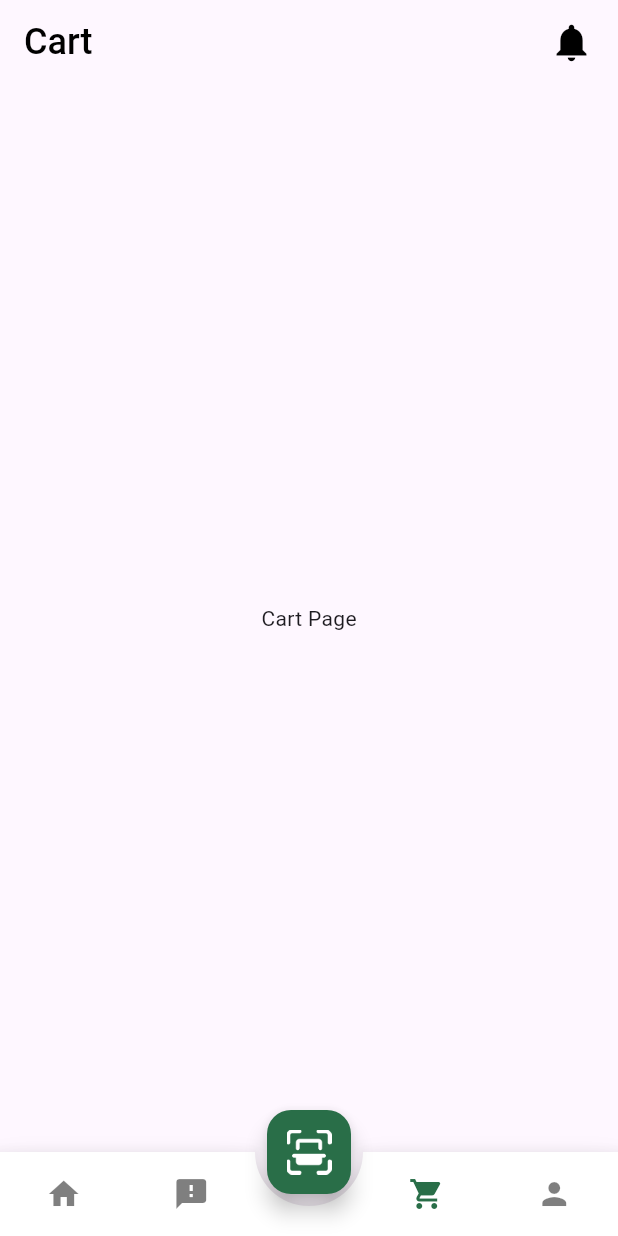
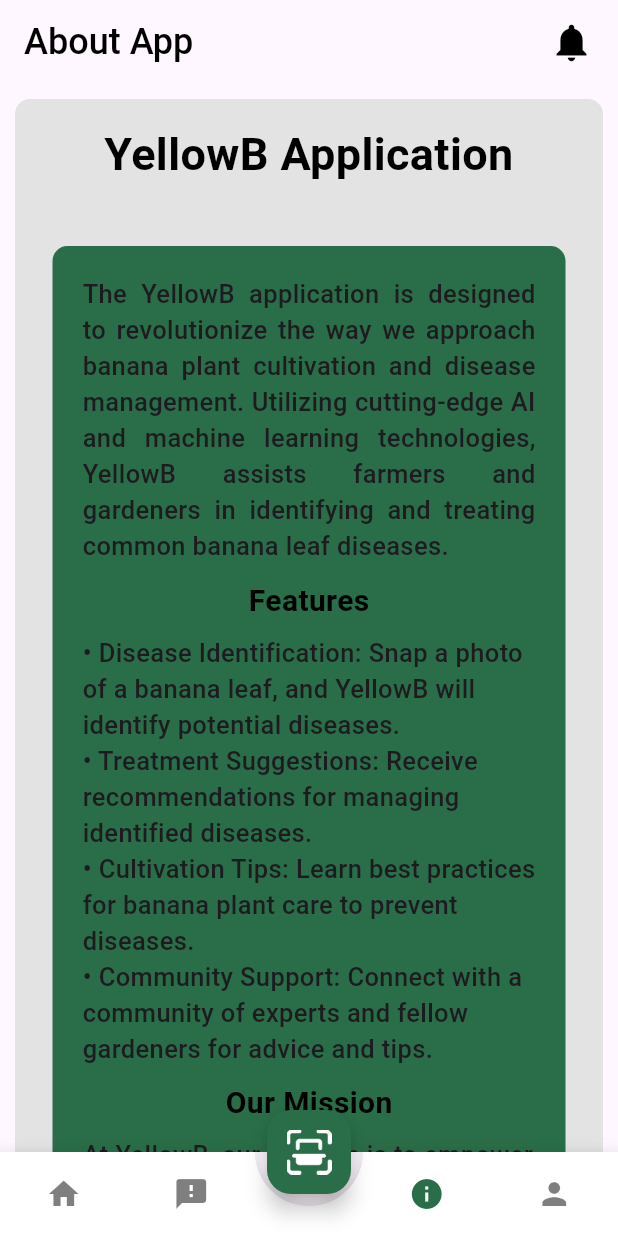
Before and after one commit to dinun0427/YellowB, a Flutter app: the RootPage screen opened directly, item 3 of the bottom bar chosen, on a phone screen of 412 x 824 dp. Run offline on Flutter 3.47's test engine with Material 3 defaults, Android fonts, the phone set to English and light mode, and no system bars; drawn by our look-alikes of animated_bottom_navigation_bar; our stand-ins replace image_picker, page_transition.

Commit message:
Created about app(info_page) and added control meassaurs and practices for classified disease

```diff
--- a/fyp_frontend/lib/models/plant.dart
+++ b/fyp_frontend/lib/models/plant.dart
@@ -1,76 +1,101 @@
 class Disease {
   final int diseaseId;
   final String cause;
-  final double rating;
-  final int humidity;
-  final String temperature;
+  final String culturalPractices;
+  final String chemicalControl;
+  final String nutrientManagement;
   final String diseaseName;
   final String imageURL;
-  bool isFavorated;
   final String decription;
-  bool isSelected;
 
-  Disease(
-      {required this.diseaseId,
+  Disease({
+    required this.diseaseId,
     required this.diseaseName,
     required this.cause,
-        required this.rating,
-        required this.humidity,
-        required this.temperature,
+    required this.culturalPractices,
+    required this.chemicalControl,
+    required this.nutrientManagement,
     required this.imageURL,
-        required this.isFavorated,
     required this.decription,
-        required this.isSelected});
+  });
 
   //List of Plants data
   static List<Disease> diseaseList = [
     Disease(
-        diseaseId: 0,
+      diseaseId: 1,
       diseaseName: 'Black Sigatoka',
-        cause: 'Black Sigatoka is a foliar disease of banana caused by the fungus Pseudocercospora fijiensis.',
-        rating: 4.5,
-        humidity: 34,
-        temperature: '23 - 34',
+      cause:
+          "Black Sigatoka is a foliar disease of banana caused by the fungus Pseudocercospora fijiensis.",
+      chemicalControl:
+          "Apply protective fungicides like mancozeb and systemic fungicides such as propiconazole, azoxystrobin, and difenoconazole according to recommended guidelines. It's crucial to rotate fungicides with different modes of action to prevent the development of resistance.\n\n- Fungicide applications are more effective when done at the early stages of disease development. A regular spraying schedule, based on the lifecycle of the disease and local weather conditions, is essential.",
+      culturalPractices:
+          "- Regularly remove infected leaves from the plant and farm. This reduces the amount of infectious material that can spread the disease. Ensure that the removed leaves are properly disposed of, preferably by burning or burying.\n\n- Plant banana plants at a proper distance to ensure good air circulation. This helps in reducing humidity around the leaves, making conditions less favorable for the disease.\n\n- Keep the plantation area clean from plant debris and weeds that can harbor the fungus.\n\n- Avoid overhead irrigation that wets the leaves and instead use drip or furrow irrigation to minimize leaf wetness.",
+      nutrientManagement:
+          "- A balanced application of NPK (Nitrogen, Phosphorus, Potassium) fertilizers can improve plant health and resistance to diseases. The exact formulation should be based on soil fertility tests.\n\n- Application of micronutrients like zinc, magnesium, and calcium can also enhance the plant's resistance to diseases. Foliar sprays of these nutrients can be beneficial.\n\n- Incorporating organic matter into the soil improves soil structure and fertility, supporting overall plant health and disease resistance.",
       imageURL: 'assets/images/blacksigatoka.png',
-        isFavorated: true,
       decription:
           "Black Sigatoka, caused by the fungus Mycosphaerella fijiensis, is a highly destructive leaf spot disease that significantly impacts banana cultivation worldwide. This disease is notorious for its ability to cause severe defoliation, which dramatically reduces the plant's photosynthetic capacity, thereby hindering growth and fruit development. Black Sigatoka manifests as small, streak-like lesions on the leaves, which evolve into larger necrotic areas with a characteristic black color. The disease cycle is accelerated by high humidity and warm temperatures, conditions prevalent in many of the world's banana-producing regions. Effective management of Black Sigatoka involves an integrated approach, including the use of resistant banana varieties, timely application of fungicides, and the adoption of cultural practices that reduce humidity around the foliage, such as proper spacing and pruning. Additionally, regular monitoring and removal of infected leaves can help in controlling the spread of the disease. Given its rapid spread and resistance to treatment, Black Sigatoka poses a significant challenge to sustainable banana production, necessitating ongoing research and adaptation of control measures.",
-        isSelected: false),
+    ),
     Disease(
-        diseaseId: 1,
+      diseaseId: 2,
       diseaseName: 'Cordana Leaf Spot',
-        cause: 'Medium',
-        rating: 4.8,
-        humidity: 56,
-        temperature: '19 - 22',
+      cause:
+          "Cordana leaf spot is primarily caused by the fungi Cordana musae (Zimm.) Höhn. and Kirramyces epicoccoides (Corda) Petr., which thrive in warm, humid environments.",
+      chemicalControl:
+          "- Copper-based fungicides can provide a protective barrier on the leaf surface, preventing fungal spores from infecting the plant.\n\n- For established infections, systemic fungicides (those that are absorbed and moved throughout the plant) can be effective. However, always follow label directions and local regulations regarding fungicide use.",
+      culturalPractices:
+          "- Regularly remove and destroy infected plant material to reduce the spread of the fungus. Clean tools and equipment to prevent transmission to healthy plants.\n\n- Avoid overhead irrigation to minimize leaf wetness, which can promote fungal growth. Use drip irrigation or water at the base of the plant.\n\n- Ensure adequate spacing between plants to improve air circulation, which can help reduce humidity around the leaves.\n\n- Manage weeds around the banana plants, as they can harbor pests and diseases, including Cordana leaf spot.",
+      nutrientManagement:
+          "- Ensure a balanced application of essential nutrients, particularly nitrogen (N), phosphorus (P), and potassium (K), based on soil test results.\n\n- Application of micronutrients, such as zinc, manganese, and boron, can also support plant health and may enhance disease resistance.\n\n- Maintain soil pH within the optimal range for banana cultivation (5.5 to 6.5) to ensure nutrient availability and uptake.",
       imageURL: 'assets/images/cordana.png',
-        isFavorated: false,
       decription:
           'Cordana leaf spot disease, caused by the fungus Cordana musae, is a notable fungal disease that affects banana leaves, posing a threat to banana cultivation worldwide. This disease is characterized by the appearance of small, dark brown to black spots on the leaves, which can coalesce into larger necrotic areas, ultimately leading to reduced photosynthesis capability and overall vitality of the plant. The spots often have a yellow halo around them, making them easily distinguishable from other leaf spot diseases. Cordana leaf spot primarily targets weakened or stressed plants, gaining entry through wounds or natural openings, and is exacerbated by high humidity and wet conditions. The disease cycle is rapid, and if left unchecked, can lead to significant yield losses. Effective management strategies include the use of resistant banana varieties, implementation of good agricultural practices to reduce plant stress, regular monitoring for early detection, and, if necessary, the application of fungicides. Maintaining a clean field by removing infected plant debris also helps in controlling the spread of this disease, ensuring the sustainability of banana production.',
-        isSelected: false),
+    ),
     Disease(
       diseaseId: 3,
+      diseaseName: 'Healthy',
+      cause: "",
+      chemicalControl: "",
+      culturalPractices: "",
+      nutrientManagement: "",
+      imageURL: 'assets/images/cordana.png',
+      decription: "",
+    ),
+    Disease(
+      diseaseId: 4,
+      diseaseName: 'Unrecognized Disease',
+      cause: "",
+      chemicalControl: "",
+      culturalPractices: "",
+      nutrientManagement: "",
+      imageURL: 'assets/images/cordana.png',
+      decription: "",
+    ),
+    Disease(
+      diseaseId: 5,
       diseaseName: 'Fusarium Wilt',
-        cause: 'Small',
-        rating: 4.5,
-        humidity: 35,
-        temperature: '23 - 28',
+      cause:
+          "Fusarium wilt is caused by the soil-borne fungus Fusarium oxysporum f. sp. cubense.",
+      chemicalControl:
+          "- Currently, there are no fungicides proven to be effective against Fusarium wilt once the plant is infected. Soil fumigation with chemicals has been tested, but it is not a sustainable or environmentally friendly solution, especially for large-scale banana production.",
+      culturalPractices:
+          "- Planting resistant banana cultivars is the most effective way to manage Fusarium wilt. Research and consult with agricultural experts to select suitable resistant varieties for your area.\n\n- Avoid planting bananas in soils that have previously hosted Fusarium wilt-infected plants. Crop rotation with non-host crops can help reduce soil inoculum levels.\n\n- Clean tools and equipment to prevent the spread of the fungus. Implement quarantine measures to prevent the introduction of the disease into uninfected areas.\n\n- Improve soil drainage and avoid waterlogging, which can exacerbate the conditions for Fusarium wilt.",
+      nutrientManagement:
+          "- Apply fertilizers based on soil nutrient analyses to ensure plants receive adequate but not excessive nutrients. Over-fertilization, particularly with nitrogen, can increase disease severity.\n\n- Adequate potassium nutrition is crucial for improving plant resistance to biotic and abiotic stresses. Potassium helps in strengthening plant tissues and improving water regulation.\n\n- Adequate levels of calcium and magnesium are also important for maintaining plant health and potentially reducing vulnerability to Fusarium wilt.\n\n- Incorporating organic matter into the soil can improve soil structure, water retention, and beneficial microbial activity, which may help suppress soil-borne pathogens.",
       imageURL: 'assets/images/fusariumwilt.png',
-        isFavorated: false,
       decription:
           "Fusarium Wilt, also known as Panama disease, is a devastating soil-borne disease caused by the fungus Fusarium oxysporum f. sp. cubense (Foc), which affects banana plants globally. This lethal disease is characterized by the wilting and yellowing of leaves, starting from the lower older leaves and progressing to the upper younger ones, eventually leading to the entire plant's death. Fusarium Wilt attacks the plant's vascular system, blocking water and nutrient flow, causing the internal tissues of the banana plant to turn a reddish-brown color. The disease thrives in warm, moist soil conditions and can remain dormant in the soil for decades, making it incredibly challenging to eradicate once it has established in a plantation. The spread of Panama disease is primarily through infected planting materials, soil, and water, and it has been responsible for significant economic losses in the banana industry. Controlling the disease focuses on preventive measures, including the use of disease-free planting material, crop rotation, and the development and use of resistant banana varieties. Due to its severe impact on banana production and limited effective treatment options, Fusarium Wilt remains one of the most feared diseases in the banana cultivation sector.",
-        isSelected: false),
+    ),
     Disease(
-        diseaseId: 4,
+      diseaseId: 6,
       diseaseName: 'Pestalotiopsis',
-        cause: 'Large',
-        rating: 4.1,
-        humidity: 66,
-        temperature: '12 - 16',
+      cause: "Pestalotiopsis leaf spot is caused by fungi in the genus Pestalotiopsis.",
+      chemicalControl: "- Broad-spectrum fungicides containing active ingredients such as copper formulations, mancozeb, or chlorothalonil can be effective in managing Pestalotiopsis leaf spot. Apply according to label instructions and local regulations.\n\n- To prevent the development of resistance, rotate fungicides with different modes of action during the growing season.",
+      culturalPractices: "- Regular removal and destruction of infected leaves and plant debris can reduce the spread of spores. It's important to clean tools and equipment after use to avoid spreading the disease to healthy plants.\n\n- Avoid overhead irrigation that wets the foliage, as wet leaves can promote fungal growth. Use drip irrigation or water at the base of the plant to keep leaves dry.\n\n- Ensure bananas are planted at an appropriate spacing to enhance air circulation around the plants, which can help reduce leaf wetness and humidity.\n\n- Prune excess leaves to improve air flow within the canopy, which can help reduce humidity and leaf wetness.",
+      nutrientManagement: "- Use a balanced NPK (Nitrogen, Phosphorus, Potassium) fertilizer regimen based on soil tests to avoid nutrient imbalances that can stress plants and make them more susceptible to infection.\n\n- Ensure adequate levels of essential micronutrients such as zinc, manganese, and boron, which can support overall plant health and immune response.\n\n- Incorporating organic matter into the soil can improve its structure and fertility, fostering a healthier root system and more resilient plants.",
       imageURL: 'assets/images/pestalotiopsis.png',
-        isFavorated: true,
       decription:
           'Pestalotiopsis disease, caused by the fungal species belonging to the genus Pestalotiopsis, is an emerging threat to banana cultivation, manifesting as leaf spot and blight. This disease is marked by the appearance of small, water-soaked spots on banana leaves that gradually enlarge and become necrotic with gray centers and dark brown margins, often leading to leaf tissue death. In severe infections, these lesions coalesce, causing significant defoliation and weakening of the plant. Pestalotiopsis thrives in warm, humid conditions, favoring its proliferation and spread, especially in regions with dense planting and where moisture remains on leaf surfaces for extended periods. The fungus is known for its opportunistic behavior, often attacking plants that are already stressed by environmental factors, poor nutrition, or other diseases. Management of Pestalotiopsis disease in bananas includes the implementation of cultural practices such as ensuring good air circulation within plantations to reduce leaf wetness, removing and destroying infected plant debris to reduce the source of inoculum, and, when necessary, applying fungicides. Early detection and prompt action are crucial in minimizing the impact of this disease on banana production.',
-        isSelected: false),
+    ),
   ];
 }
--- a/fyp_frontend/lib/ui/root_page.dart
+++ b/fyp_frontend/lib/ui/root_page.dart
@@ -3,7 +3,7 @@
 import 'package:fyp_frontend/constants.dart';
 import 'package:fyp_frontend/models/plant.dart';
 import 'package:fyp_frontend/ui/scan_page.dart';
-import 'package:fyp_frontend/ui/screens/cart_page.dart';
+import 'package:fyp_frontend/ui/screens/info_page.dart';
 import 'package:fyp_frontend/ui/screens/feedback_page.dart';
 import 'package:fyp_frontend/ui/screens/home_page.dart';
 import 'package:fyp_frontend/ui/screens/profile_page.dart';
@@ -23,7 +23,7 @@
   List<Widget> pages = [
       HomePage(),
       FeedbackPage(),
-      CartPage(),
+      InfoPage(),
       ProfilePage(),
   ];
 
@@ -31,7 +31,7 @@
   List<IconData> iconList = [
     Icons.home,
     Icons.feedback,
-    Icons.shopping_cart,
+    Icons.info,
     Icons.person,
   ];
 
@@ -39,7 +39,7 @@
   List<String> titleList = [
     'Home',
     'Feedback',
-    'Cart',
+    'About App',
     'Profile',
   ];
 
--- a/fyp_frontend/lib/ui/scan_page.dart
+++ b/fyp_frontend/lib/ui/scan_page.dart
@@ -4,6 +4,7 @@
 import 'package:flutter/foundation.dart';
 import 'package:flutter/material.dart';
 import 'package:fyp_frontend/constants.dart';
+import 'package:fyp_frontend/models/plant.dart';
 import 'package:image_picker/image_picker.dart';
 import 'package:http/http.dart' as http;
 import 'package:path/path.dart' as path;
@@ -32,10 +33,10 @@
 
   final List<String> diseaseList = [
     'Black Sigatoka',
-    'Cordana',
+    'Cordana Leaf Spot',
     'Healthy',
     'Unrecognized Disease',
-    'Panama',
+    'Fusarium Wilt',
     'Pestalotiopsis',
   ];
 
@@ -172,8 +173,15 @@
       print("Response from the server: $responseBody");
       Map<String, dynamic> apiResponse = jsonDecode(responseBody);
       diseaseIndex = int.parse(apiResponse['predicted_class']);
-      predictedClass =
-          diseaseList[diseaseIndex!]; // Update your UI based on the response
+      // Assuming you decode the API response and obtain `predictedClass`
+String predictedClass = diseaseList[int.parse(apiResponse['predicted_class'])];
+// Find the matching Disease object
+Disease detectedDisease = Disease.diseaseList.firstWhere((disease) => disease.diseaseName == predictedClass);
+// Extract the culturalPractices text
+String culturalPractices = detectedDisease.culturalPractices;
+String chemicalControl = detectedDisease.chemicalControl;
+String nutrientManagement = detectedDisease.nutrientManagement;
+
       double confidenceLevel = double.parse(apiResponse['confidence_score']);
       print(predictedClass);
 
@@ -187,6 +195,9 @@
             xaiImage: xaiImage!,
             confidenceLevel: confidenceLevel,
             uploadedImage: data, // Pass the uploaded image
+            culturalPractices: culturalPractices, // Pass the cultural practices text
+            chemicalControl: chemicalControl,
+            nutrientManagement: nutrientManagement, // Pass the nutrient management text
           ),
         ),
       );
--- a/fyp_frontend/lib/ui/screens/cart_page.dart
+++ /dev/null
@@ -1,20 +0,0 @@
-import 'package:flutter/material.dart';
-import 'package:flutter/widgets.dart';
-
-class CartPage extends StatefulWidget {
-  const CartPage({super.key});
-
-  @override
-  State<CartPage> createState() => _CartPageState();
-}
-
-class _CartPageState extends State<CartPage> {
-  @override
-  Widget build(BuildContext context) {
-    return const Scaffold(
-      body: Center(
-        child: Text('Cart Page'),
-      ),
-    );
-  }
-}
--- /dev/null
+++ b/fyp_frontend/lib/ui/screens/info_page.dart
@@ -0,0 +1,96 @@
+import 'package:flutter/material.dart';
+import 'package:fyp_frontend/constants.dart';
+
+class InfoPage extends StatelessWidget {
+  const InfoPage({Key? key}) : super(key: key);
+
+  @override
+  Widget build(BuildContext context) {
+    return Scaffold(
+      body: SingleChildScrollView(
+        child: Container(
+          margin: const EdgeInsets.all(10),
+          decoration: BoxDecoration(
+            color: Color.fromARGB(255, 227, 227, 227),
+            borderRadius: BorderRadius.circular(10),
+          ),
+          padding: const EdgeInsets.symmetric(horizontal: 15, vertical: 15),
+          child: Container(
+            margin: const EdgeInsets.symmetric(horizontal: 10),
+            child: Column(
+              crossAxisAlignment: CrossAxisAlignment.start,
+              children: [
+                Center(
+                  child: Text(
+                    "YellowB Application",
+                    textAlign: TextAlign.center,
+                    style: TextStyle(
+                      fontSize: 30,
+                      fontWeight: FontWeight.bold,
+                      color: Colors.black,
+                    ),
+                  ),
+                ),
+                Padding(
+                  padding: const EdgeInsets.only(top: 40.0),
+                  child: Container(
+                    decoration: BoxDecoration(
+                      color: Constants.primaryColor,
+                      borderRadius: BorderRadius.circular(10),
+                    ),
+                    child: Padding(
+                      padding: EdgeInsets.all(20),
+                      child: Column(
+                        children: [
+                          Text(
+                            "The YellowB application is designed to revolutionize the way we approach banana plant cultivation and disease management. Utilizing cutting-edge AI and machine learning technologies, YellowB assists farmers and gardeners in identifying and treating common banana leaf diseases.",
+                            textAlign: TextAlign.justify,
+                            style: TextStyle(
+                              fontSize: 17,
+                              fontWeight: FontWeight.w500,
+                            ),
+                          ),
+                          SizedBox(height: 10.0),
+                          Text(
+                            "Features",
+                            style: TextStyle(
+                              fontSize: 20.0,
+                              fontWeight: FontWeight.bold,
+                              color: Colors.black,
+                            ),
+                          ),
+                          SizedBox(height: 8.0),
+                          Text(
+                            "• Disease Identification: Snap a photo of a banana leaf, and YellowB will identify potential diseases.\n"
+                            "• Treatment Suggestions: Receive recommendations for managing identified diseases.\n"
+                            "• Cultivation Tips: Learn best practices for banana plant care to prevent diseases.\n"
+                            "• Community Support: Connect with a community of experts and fellow gardeners for advice and tips.",
+                            style: TextStyle(fontSize: 17, fontWeight: FontWeight.w500),
+                          ),
+                          SizedBox(height: 10.0),
+                          Text(
+                            "Our Mission",
+                            style: TextStyle(
+                              fontSize: 20.0,
+                              fontWeight: FontWeight.bold,
+                              color: Colors.black,
+                            ),
+                          ),
+                          SizedBox(height: 8.0),
+                          Text(
+                            "At YellowB, our mission is to empower those who feed the world. By providing accessible technology to diagnose and manage plant health, we aim to support sustainable agriculture practices globally.",
+                            style: TextStyle(fontSize: 17, fontWeight: FontWeight.w500),
+                          ),
+                        ],
+                      ),
+                    ),
+                  ),
+                ),
+              ],
+            ),
+          ),
+        ),
+      ),
+    );
+  }
+}
```
Also changed, not shown: fyp_frontend/lib/ui/screens/results_page.dart (+66 -36 lines). Lines whose indentation alone changed are shown as unchanged.
